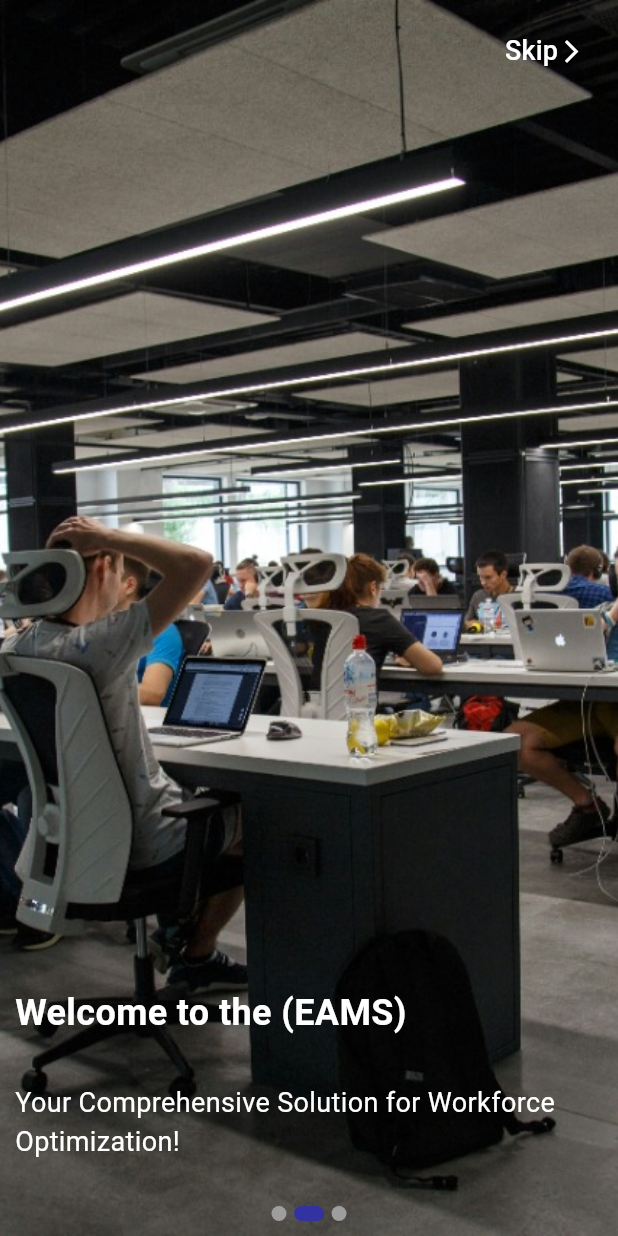
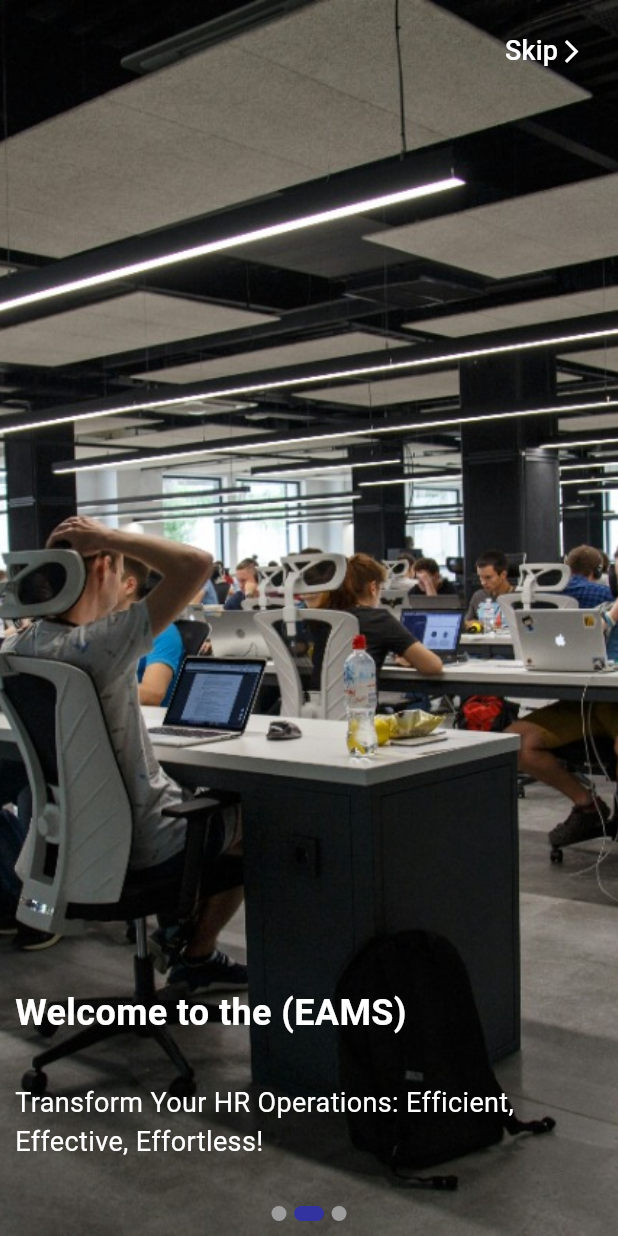
Before and after one commit to HussainAllahham/ema, a Flutter app: the screen it shows after launch, swiped to page 2, on a phone screen of 412 x 824 dp. Run offline on Flutter 3.47's test engine with Material 3 defaults, Android fonts, the light colour scheme and no system bars; drawn by our look-alikes of smooth_page_indicator; our stand-ins replace bloc, dio, flutter_bloc, fluttertoast, hexcolor, image_picker and 1 more.

Commit message:
on bording

```diff
--- a/lib/modules/on_boarding/on_boarding_screen.dart
+++ b/lib/modules/on_boarding/on_boarding_screen.dart
@@ -20,7 +20,7 @@ List<BoardingModel> boarding = [
   ),
   BoardingModel(
     title: 'Welcome to the (EAMS)',
-    body: 'Your Comprehensive Solution for Workforce Optimization!',
+    body: 'Transform Your HR Operations: Efficient, Effective, Effortless!',
   ),
   BoardingModel(
     title: '',
```
